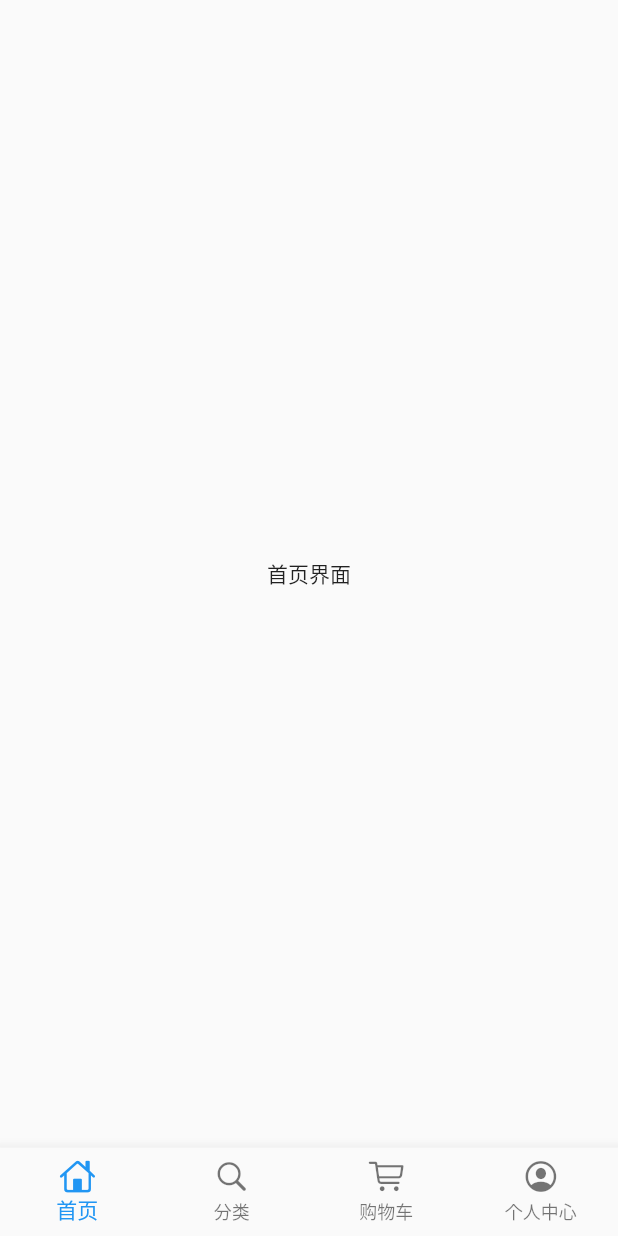
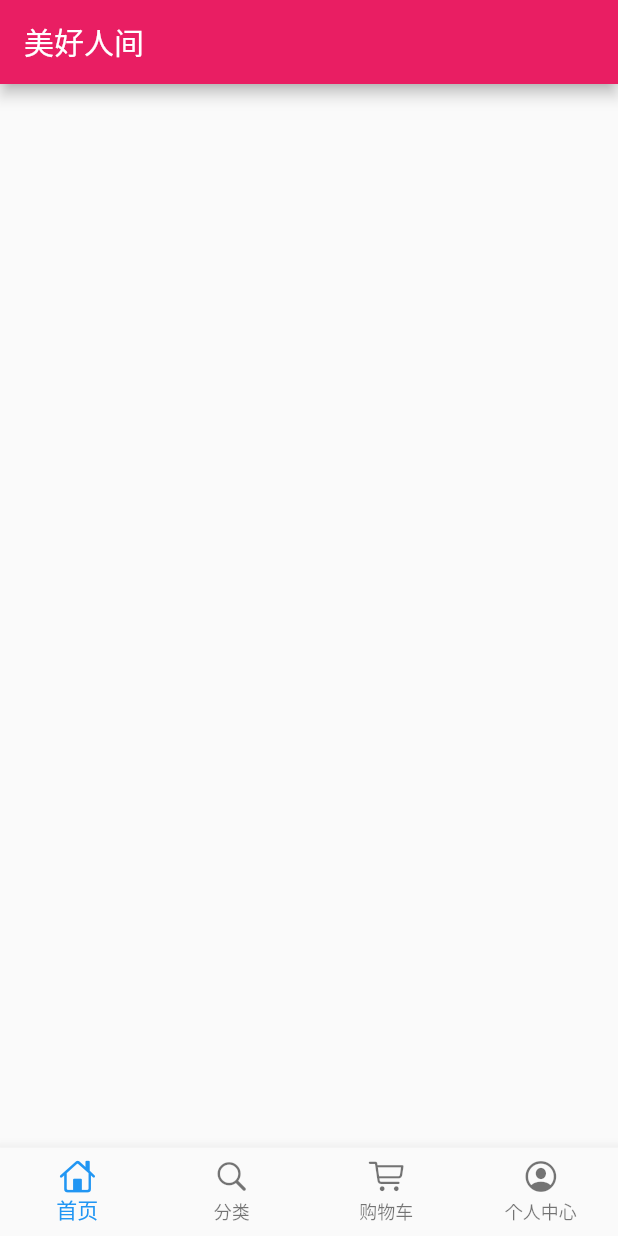
Before and after one commit to WTGrim/Flutter_shop, a Flutter app: the screen it shows after launch, on a phone screen of 412 x 824 dp. Run offline on Flutter 3.47's test engine with Material 2 defaults, Android fonts, the phone set to English and light mode, and no system bars; our stand-ins replace dio.

Commit message:
[Update]接口文件

```diff
--- a/flutter_shop/lib/config/service_url.dart
+++ b/flutter_shop/lib/config/service_url.dart
@@ -5,3 +5,8 @@
  * @LastEditTime: 2019-09-07 14:10:10
  * @LastEditors: Please set LastEditors
  */
+
+const serviceUrl = 'http://test.baixingliangfan.cn/baixing';
+const servicePath = {
+  'homePageContent':serviceUrl+'wxmini/homePageContent',//商品首页信息
+};
--- a/flutter_shop/lib/pages/home_page.dart
+++ b/flutter_shop/lib/pages/home_page.dart
@@ -7,12 +7,21 @@
  */
 
 import 'package:flutter/material.dart';
+import 'package:dio/dio.dart';
 
-class HomePage extends StatelessWidget {
+class HomePage extends StatefulWidget {
+  @override
+  _HomePageState createState() => _HomePageState();
+}
+
+class _HomePageState extends State<HomePage> {
   @override
   Widget build(BuildContext context) {
-    return Scaffold(
-      body: Center(child: Text('首页界面')),
+    return Container(
+      child: Scaffold(
+        appBar: AppBar(title: Text('美好人间')),
+        body: Container(),
+      ),
     );
   }
 }
```
Also changed, not shown: flutter_shop/lib/config/service_method.dart (+15 -0 lines).
